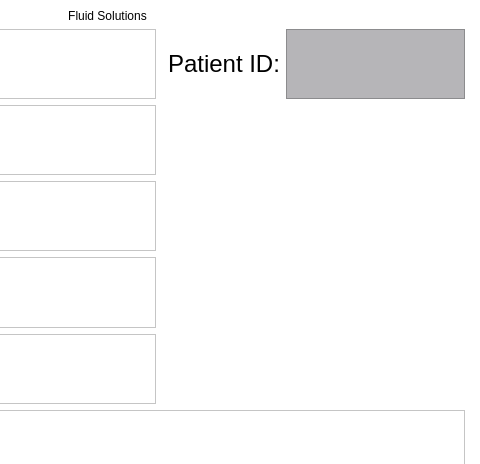
The window that app/frontend/views/patientWindow.ui (lmitchell33/Fluid-Solutions) describes before a commit, drawn with Qt 5; both pictures show x 265 to 745 and y 0 to 464 of the 745 by 615 pixel window.
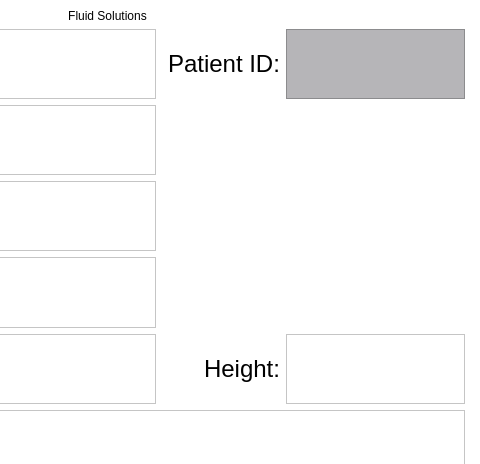
The same window after the commit.

Commit message: added height input

Diff of the .ui file:
```diff
--- a/app/frontend/views/patientWindow.ui
+++ b/app/frontend/views/patientWindow.ui
@@ -18,22 +18,6 @@
   </property>
   <widget class="QWidget" name="centralwidget">
    <layout class="QGridLayout" name="gridLayout">
-    <item row="2" column="4" rowspan="4" colspan="2" alignment="Qt::AlignHCenter">
-     <widget class="QLabel" name="label_4">
-      <property name="maximumSize">
-       <size>
-        <width>16777215</width>
-        <height>800</height>
-       </size>
-      </property>
-      <property name="text">
-       <string/>
-      </property>
-      <property name="scaledContents">
-       <bool>true</bool>
-      </property>
-     </widget>
-    </item>
     <item row="8" column="0" colspan="7">
      <widget class="QPushButton" name="routing_button">
       <property name="toolTip">
@@ -331,6 +315,30 @@
       </property>
      </widget>
     </item>
+    <item row="5" column="3" colspan="2">
+     <widget class="QLabel" name="label_7">
+      <property name="font">
+       <font>
+        <pointsize>18</pointsize>
+       </font>
+      </property>
+      <property name="text">
+       <string>Height:</string>
+      </property>
+      <property name="alignment">
+       <set>Qt::AlignRight|Qt::AlignTrailing|Qt::AlignVCenter</set>
+      </property>
+     </widget>
+    </item>
+    <item row="5" column="5">
+     <widget class="QTextEdit" name="textEdit_4">
+      <property name="font">
+       <font>
+        <pointsize>18</pointsize>
+       </font>
+      </property>
+     </widget>
+    </item>
    </layout>
   </widget>
   <widget class="QMenuBar" name="menubar">
```
Left out of the diff: 1 changed line with no effect on the pictures.
